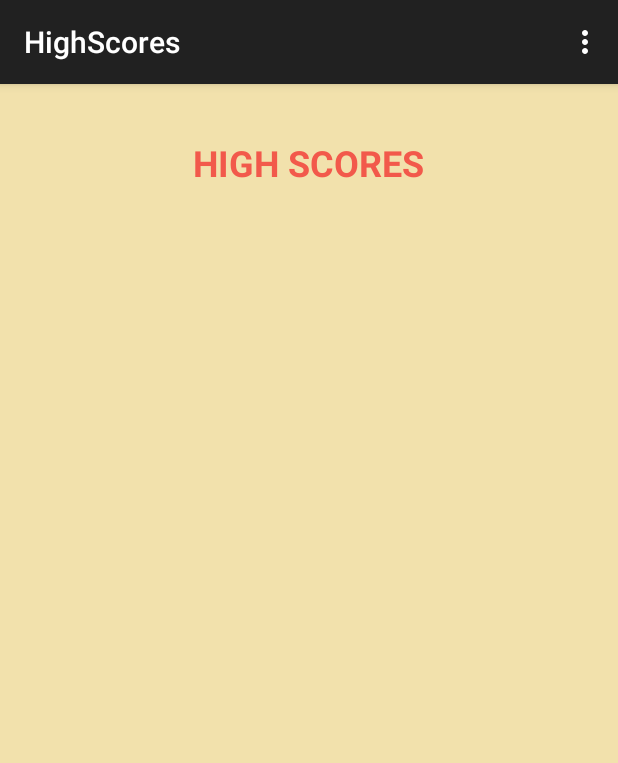
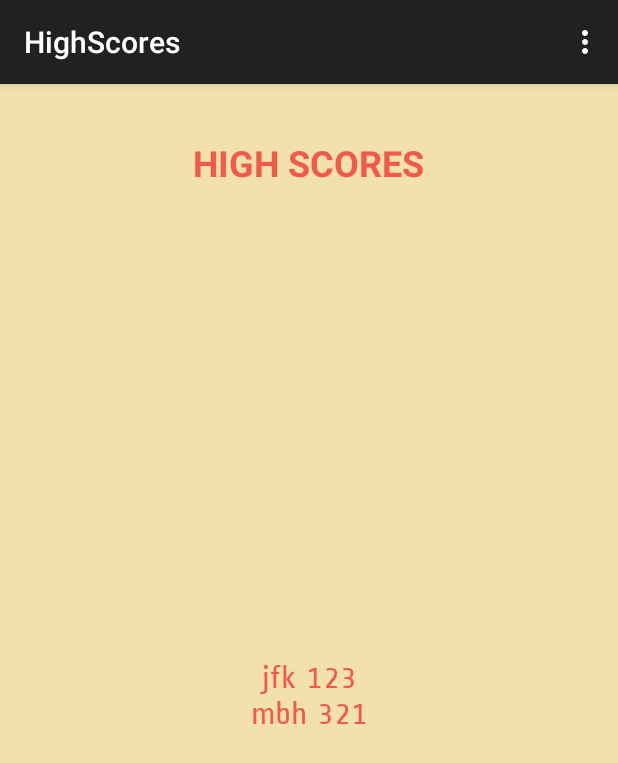
Before and after one commit to Best-Team-At-Hack-Rice/GuessHue, an Android app: the HighScores screen opened directly, with no data from a screen before it, on a phone screen of 412 x 824 dp. Shown: the top 763 px of the screen. Run offline under Robolectric (Android 15) with nearby library versions, the phone set to English and light mode, and no system bars.

Commit message:
Created inheritance of Activity settings and custom font

```diff
--- a/app/src/main/AndroidManifest.xml
+++ b/app/src/main/AndroidManifest.xml
@@ -44,6 +44,10 @@
             android:name=".HighScores"
             android:label="@string/title_activity_high_scores" >
         </activity>
+        <activity
+            android:name=".GlobalSettingsActivity"
+            android:label="@string/title_activity_global_settings" >
+        </activity>
     </application>
 
 </manifest>
--- /dev/null
+++ b/app/src/main/java/com/bestteamathackrice/guesshue/GlobalSettingsActivity.java
@@ -0,0 +1,19 @@
+package com.bestteamathackrice.guesshue;
+
+import android.graphics.Typeface;
+import android.support.v7.app.ActionBarActivity;
+import android.os.Bundle;
+import android.view.Menu;
+import android.view.MenuItem;
+
+
+public class GlobalSettingsActivity extends ActionBarActivity {
+    protected Typeface type;
+
+    @Override
+    protected void onCreate(Bundle savedInstanceState) {
+        super.onCreate(savedInstanceState);
+        type = Typeface.createFromAsset(getAssets(), "fonts/ropasansregular.ttf");
+        setContentView(R.layout.activity_global_settings);
+    }
+}
--- a/app/src/main/java/com/bestteamathackrice/guesshue/HighScores.java
+++ b/app/src/main/java/com/bestteamathackrice/guesshue/HighScores.java
@@ -8,7 +8,7 @@ import android.content.SharedPreferences;
 import android.widget.TextView;
 
 
-public class HighScores extends ActionBarActivity {
+public class HighScores extends GlobalSettingsActivity {
 
     @Override
     protected void onCreate(Bundle savedInstanceState) {
@@ -43,6 +43,7 @@ public class HighScores extends ActionBarActivity {
     public void onResume() {
         super.onResume();
         TextView scoreView = (TextView)findViewById(R.id.high_scores_list);
+        scoreView.setTypeface(type);
         SharedPreferences scorePrefs = getSharedPreferences(MainActivity.GAME_PREFS, 0);
         String[] savedScores = scorePrefs.getString("highScores", "").split("\\|");
         StringBuilder scoreBuild = new StringBuilder("");
--- a/app/src/main/res/values/strings.xml
+++ b/app/src/main/res/values/strings.xml
@@ -19,5 +19,6 @@
     <string name="instructions">INSTRUCTIONS HERE YO</string>
     <string name="goal_color_description">Find this color!</string>
     <string name="play_round_button">Play round</string>
+    <string name="title_activity_global_settings">GlobalSettingsActivity</string>
 
 </resources>
```
Also changed, not shown: app/src/main/java/com/bestteamathackrice/guesshue/MainActivity.java (+14 -12 lines), app/src/main/res/layout/activity_global_settings.xml (added, +12 -0 lines), app/src/main/res/menu/menu_global_settings.xml (added, +7 -0 lines), app/src/main/assets/fonts/ropasansitalic.ttf (added), app/src/main/assets/fonts/ropasansregular.ttf (added).
